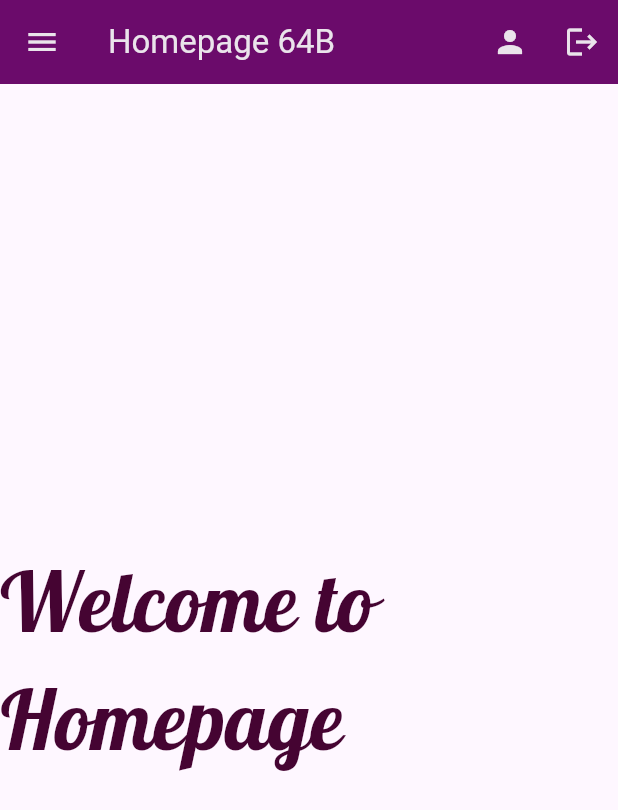
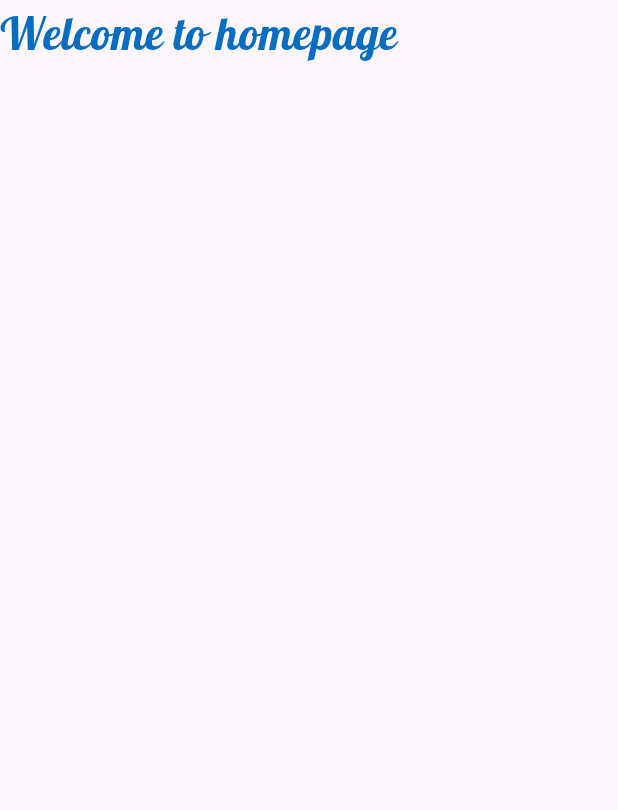
Before and after one commit to jarinakther1100-commits/Flutter-Assignment, a Flutter app: the screen it shows after launch, on a phone screen of 412 x 824 dp. Shown: the top 810 px of the screen. Run offline on Flutter 3.47's test engine with Material 3 defaults, Android fonts, the phone set to English and light mode, and no system bars; our stand-ins replace google_fonts.

Commit message:
fixed assignment 1

```diff
--- a/jarin_64b/lib/homepage.dart
+++ b/jarin_64b/lib/homepage.dart
@@ -1,72 +1,21 @@
 import 'package:flutter/material.dart';
 import 'package:google_fonts/google_fonts.dart';
 
-class HomePage extends StatelessWidget {
+class HomePage extends StatelessWidget{
   const HomePage({super.key});
 
-  @override
+ @override
   Widget build(BuildContext context) {
     return Scaffold(
-      appBar: AppBar(
-        title: Text("Homepage 64B"),
-        backgroundColor: const Color.fromARGB(255, 107, 11, 107),
-        foregroundColor: const Color.fromARGB(255, 234, 228, 235),
-        // leading: Icon(Icons.home),
-        actions: [
-        IconButton(onPressed: () {}, icon: Icon(Icons.person)),
-        IconButton(onPressed: () {}, icon: Icon(Icons.logout)),
-        ],
-      ), // AppBar
-      drawer: Drawer(
-        child: Column(
-          children: [
-            UserAccountsDrawerHeader(
-              accountName: Text("Jarin"),
-              accountEmail: Text("jarinakther1100@gmail.com"),
-            ), // UserAccountsDrawerHeader
-            ListTile(
-              leading: Icon(Icons.home),
-              hoverColor: Color.fromARGB(244, 186, 86, 133),
-              title: Text("homepage"),
-              onTap: () {},
-            ), // ListTile
-
-            Divider(),
-
-            ListTile(
-              leading: Icon(Icons.home),
-              hoverColor: Color.fromARGB(244, 182, 74, 203),
-              //title: Text("homepage"), onTap:() {}),
-              title: Text("Setting"),
-              onTap: () {},
-            ), // ListTile
-
-            Divider(),
-            Spacer(),
-
-            ListTile(
-              leading: Icon(Icons.home),
-              trailing: IconButton(onPressed: () {}, icon: Icon(Icons.logout)),
-              hoverColor: Color.fromARGB(244, 82, 70, 211),
-              //title: Text("homepage"), onTap: () {}),
-              title: InkWell(child: Text("Profile"), onTap: () {}),
-              onTap: () {},
-            ), // ListTile
-          ],
+      body: Text(
+        "Welcome to homepage",
+        style: GoogleFonts.lobster(
+          textStyle: TextStyle(
+            fontSize: 30,
+            color: const Color.fromARGB(255, 7, 109, 193),
+          ),
         ),
-      ), // Drawer
-      //endDrawer: Drawer(),
-      body: Center(
-        child: Text(
-          "Welcome to Homepage",
-          style: GoogleFonts.lobster(
-            textStyle: TextStyle(
-              fontSize: 55,
-              color: const Color.fromARGB(255, 69, 4, 50),
-            ), // TextStyle
-          ),
-        ), // Text
-      ), // Center
-    ); // Scaffold
+      ),
+    );
   }
 }
```
